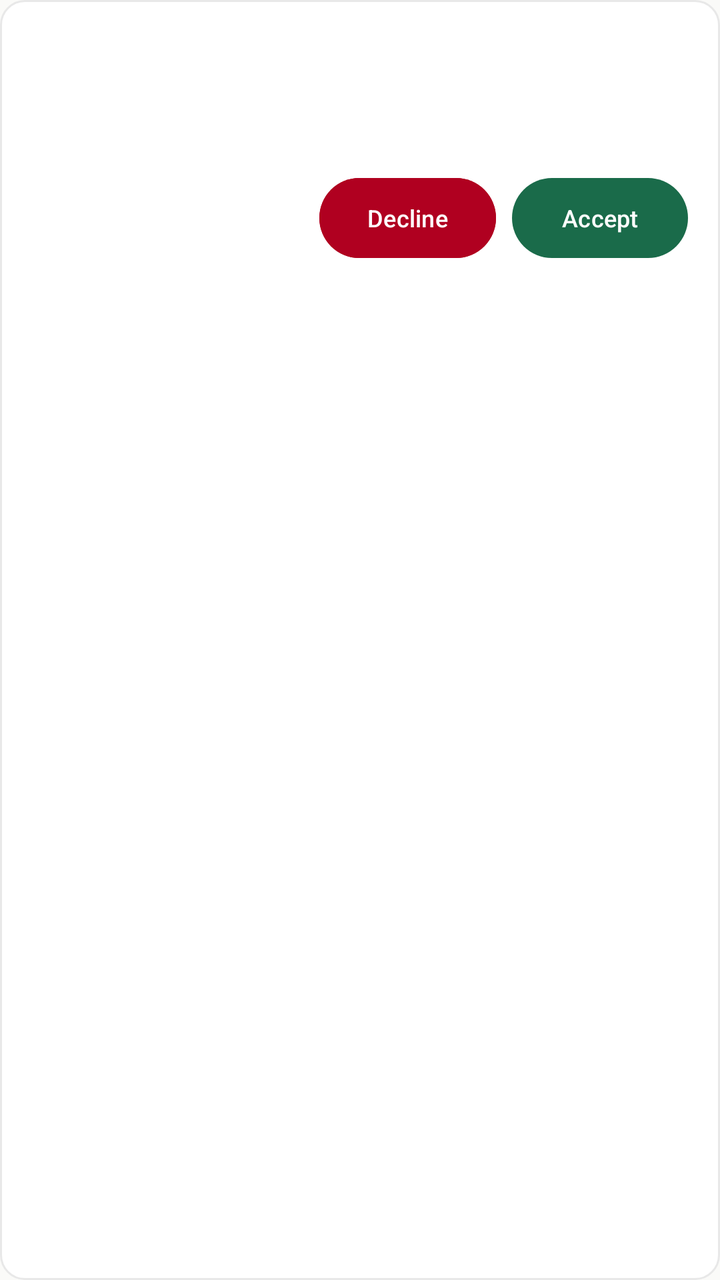
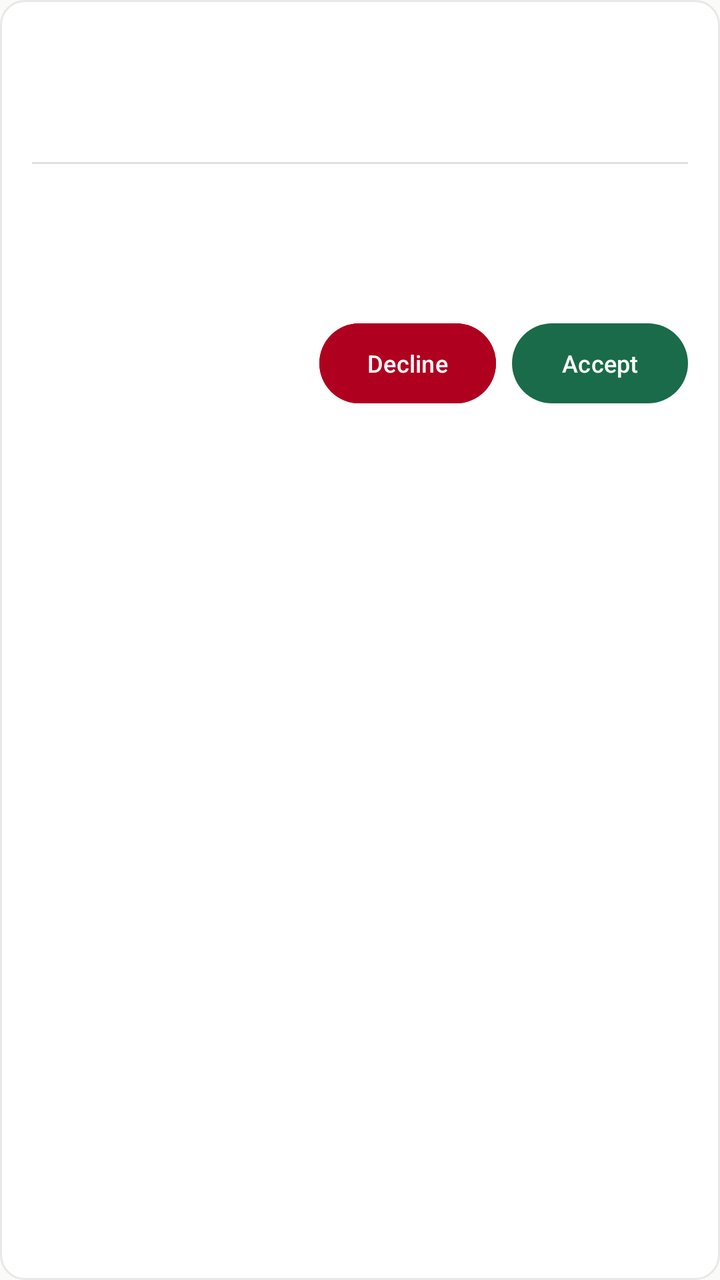

Screens rendered from an Android XML layout before and after an edit, with the pre-edit source and the edit as a unified diff.
<!-- AndroidManifest.xml: application theme Theme.KapwaDVO -->
<!-- res/layout/item_booking.xml -->
<?xml version="1.0" encoding="utf-8"?>
<androidx.constraintlayout.widget.ConstraintLayout xmlns:android="http://schemas.android.com/apk/res/android"
    xmlns:app="http://schemas.android.com/apk/res-auto"
    android:layout_width="match_parent"
    android:layout_height="wrap_content"
    android:background="@drawable/bg_card"
    android:padding="16dp"
    android:layout_marginHorizontal="8dp"
    android:layout_marginVertical="4dp">

    <TextView
        android:id="@+id/tvListingName"
        android:layout_width="0dp"
        android:layout_height="wrap_content"
        android:textSize="15sp"
        android:textStyle="bold"
        android:textColor="@color/text_primary"
        app:layout_constraintTop_toTopOf="parent"
        app:layout_constraintStart_toStartOf="parent"
        app:layout_constraintEnd_toStartOf="@id/tvStatus"
        app:layout_constraintBottom_toTopOf="@id/tvDate"
        app:layout_constraintVertical_chainStyle="packed" />

    <TextView
        android:id="@+id/tvDate"
        android:layout_width="0dp"
        android:layout_height="wrap_content"
        android:textSize="12sp"
        android:textColor="@color/text_secondary"
        android:layout_marginTop="2dp"
        app:layout_constraintTop_toBottomOf="@id/tvListingName"
        app:layout_constraintStart_toStartOf="parent"
        app:layout_constraintEnd_toStartOf="@id/tvStatus"
        app:layout_constraintBottom_toTopOf="@id/tvNotes" />

    <TextView
        android:id="@+id/tvNotes"
        android:layout_width="0dp"
        android:layout_height="wrap_content"
        android:textSize="12sp"
        android:textColor="@color/text_secondary"
        android:layout_marginTop="2dp"
        app:layout_constraintTop_toBottomOf="@id/tvDate"
        app:layout_constraintStart_toStartOf="parent"
        app:layout_constraintEnd_toStartOf="@id/tvStatus" />

    <TextView
        android:id="@+id/tvStatus"
        android:layout_width="wrap_content"
        android:layout_height="wrap_content"
        android:textSize="11sp"
        android:paddingHorizontal="8dp"
        android:paddingVertical="4dp"
        app:layout_constraintTop_toTopOf="@id/tvListingName"
        app:layout_constraintBottom_toBottomOf="@id/tvNotes"
        app:layout_constraintEnd_toEndOf="parent" />

    <androidx.constraintlayout.widget.ConstraintLayout
        android:id="@+id/layoutActions"
        android:layout_width="0dp"
        android:layout_height="wrap_content"
        android:layout_marginTop="12dp"
        app:layout_constraintTop_toBottomOf="@id/tvNotes"
        app:layout_constraintStart_toStartOf="parent"
        app:layout_constraintEnd_toEndOf="parent">

        <com.google.android.material.button.MaterialButton
            android:id="@+id/btnDecline"
            android:layout_width="wrap_content"
            android:layout_height="wrap_content"
            android:text="@string/decline"
            android:textSize="12sp"
            android:layout_marginEnd="8dp"
            android:backgroundTint="@color/error"
            app:layout_constraintTop_toTopOf="parent"
            app:layout_constraintEnd_toStartOf="@id/btnAccept" />

        <com.google.android.material.button.MaterialButton
            android:id="@+id/btnAccept"
            android:layout_width="wrap_content"
            android:layout_height="wrap_content"
            android:text="@string/accept"
            android:textSize="12sp"
            app:layout_constraintTop_toTopOf="parent"
            app:layout_constraintEnd_toEndOf="parent" />

    </androidx.constraintlayout.widget.ConstraintLayout>

</androidx.constraintlayout.widget.ConstraintLayout>
<!-- resources referenced by this layout -->
<resources>
  <color name="error">#B00020</color>
  <color name="text_primary">#1A1A1A</color>
  <color name="text_secondary">#6B6B6B</color>
  <!-- drawable bg_card (drawable) -->
  <?xml version="1.0" encoding="utf-8"?>
  <shape xmlns:android="http://schemas.android.com/apk/res/android"
      android:shape="rectangle">
      <solid android:color="@color/surface" />
      <corners android:radius="12dp" />
      <stroke
          android:width="1dp"
          android:color="@color/divider" />
  </shape>
  <string name="accept">Accept</string>
  <string name="decline">Decline</string>
  <style name="Theme.KapwaDVO" parent="Base.Theme.KapwaDVO">
          <item name="android:windowLightStatusBar">true</item>
      </style>
  <color name="surface">#FFFFFF</color>
  <color name="divider">#E8E8E8</color>
  <style name="Base.Theme.KapwaDVO" parent="Theme.Material3.Light.NoActionBar">
          <item name="colorPrimary">@color/primary</item>
          <item name="colorPrimaryDark">@color/primary_dark</item>
          <item name="colorAccent">@color/accent</item>
          <item name="android:colorBackground">@color/background</item>
          <item name="colorSurface">@color/surface</item>
          <item name="colorOnPrimary">@color/white</item>
          <item name="android:statusBarColor">@color/primary</item>
          <item name="android:navigationBarColor">@color/surface</item>
      </style>
  <color name="primary">#1A6B4A</color>
  <color name="primary_dark">#0F4530</color>
  <color name="accent">#F4A724</color>
  <color name="background">#FAFAF8</color>
  <color name="white">#FFFFFF</color>
</resources>

<!-- the commit's change to res/layout/item_booking.xml (unified diff, before → after) -->
@@ -9,17 +9,52 @@
     android:layout_marginVertical="4dp">
 
     <TextView
-        android:id="@+id/tvListingName"
+        android:id="@+id/tvCustomerName"
         android:layout_width="0dp"
         android:layout_height="wrap_content"
-        android:textSize="15sp"
+        android:textSize="16sp"
         android:textStyle="bold"
         android:textColor="@color/text_primary"
         app:layout_constraintTop_toTopOf="parent"
         app:layout_constraintStart_toStartOf="parent"
         app:layout_constraintEnd_toStartOf="@id/tvStatus"
-        app:layout_constraintBottom_toTopOf="@id/tvDate"
+        app:layout_constraintBottom_toTopOf="@id/tvCustomerContact"
         app:layout_constraintVertical_chainStyle="packed" />
+
+    <TextView
+        android:id="@+id/tvCustomerContact"
+        android:layout_width="0dp"
+        android:layout_height="wrap_content"
+        android:textSize="12sp"
+        android:textColor="@color/text_secondary"
+        android:layout_marginTop="2dp"
+        app:layout_constraintTop_toBottomOf="@id/tvCustomerName"
+        app:layout_constraintStart_toStartOf="parent"
+        app:layout_constraintEnd_toStartOf="@id/tvStatus"
+        app:layout_constraintBottom_toTopOf="@id/tvListingName" />
+
+    <View
+        android:id="@+id/divider"
+        android:layout_width="0dp"
+        android:layout_height="1dp"
+        android:background="#E0E0E0"
+        android:layout_marginVertical="8dp"
+        app:layout_constraintTop_toBottomOf="@id/tvCustomerContact"
+        app:layout_constraintStart_toStartOf="parent"
+        app:layout_constraintEnd_toEndOf="parent"
+        app:layout_constraintBottom_toTopOf="@id/tvListingName" />
+
+    <TextView
+        android:id="@+id/tvListingName"
+        android:layout_width="0dp"
+        android:layout_height="wrap_content"
+        android:textSize="14sp"
+        android:textStyle="bold"
+        android:textColor="@color/text_primary"
+        app:layout_constraintTop_toBottomOf="@id/divider"
+        app:layout_constraintStart_toStartOf="parent"
+        app:layout_constraintEnd_toEndOf="parent"
+        app:layout_constraintBottom_toTopOf="@id/tvDate" />
 
     <TextView
         android:id="@+id/tvDate"
@@ -30,7 +65,7 @@
         android:layout_marginTop="2dp"
         app:layout_constraintTop_toBottomOf="@id/tvListingName"
         app:layout_constraintStart_toStartOf="parent"
-        app:layout_constraintEnd_toStartOf="@id/tvStatus"
+        app:layout_constraintEnd_toEndOf="parent"
         app:layout_constraintBottom_toTopOf="@id/tvNotes" />
 
     <TextView
@@ -42,7 +77,7 @@
         android:layout_marginTop="2dp"
         app:layout_constraintTop_toBottomOf="@id/tvDate"
         app:layout_constraintStart_toStartOf="parent"
-        app:layout_constraintEnd_toStartOf="@id/tvStatus" />
+        app:layout_constraintEnd_toEndOf="parent" />
 
     <TextView
         android:id="@+id/tvStatus"
@@ -51,8 +86,8 @@
         android:textSize="11sp"
         android:paddingHorizontal="8dp"
         android:paddingVertical="4dp"
-        app:layout_constraintTop_toTopOf="@id/tvListingName"
-        app:layout_constraintBottom_toBottomOf="@id/tvNotes"
+        app:layout_constraintTop_toTopOf="@id/tvCustomerName"
+        app:layout_constraintBottom_toBottomOf="@id/tvCustomerContact"
         app:layout_constraintEnd_toEndOf="parent" />
 
     <androidx.constraintlayout.widget.ConstraintLayout
